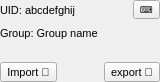
First picture: the form in windows/project_details.ui, repository sensehawk/qgis_plugin, before the edit.
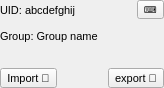
Second picture: the form after the edit.

Commit message: CU-85ztja2ve therm viewer num raw images tagged count | export and import button shortcuts set to Ctrl+E and Ctrl+I

Patch:
```diff
--- a/windows/project_details.ui
+++ b/windows/project_details.ui
@@ -6,8 +6,8 @@
    <rect>
     <x>0</x>
     <y>0</y>
-    <width>160</width>
-    <height>82</height>
+    <width>164</width>
+    <height>88</height>
    </rect>
   </property>
   <property name="sizePolicy">
```
Left out of the diff: 4 changed lines with no effect on the pictures. The commit also changes 2 other files.
